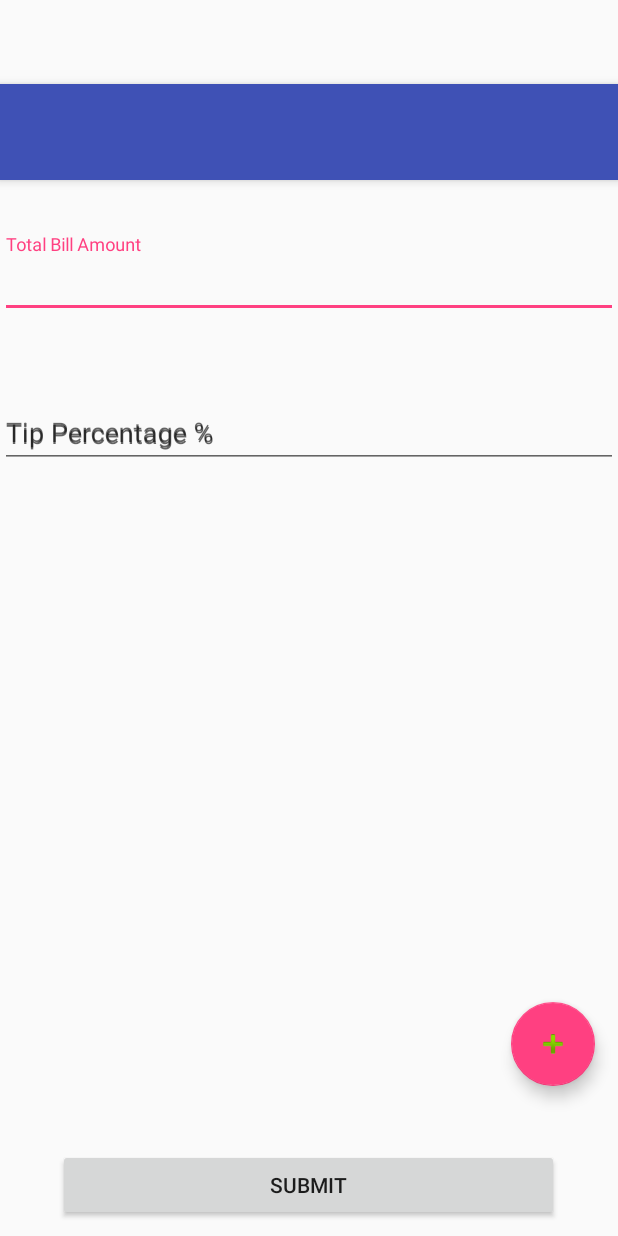
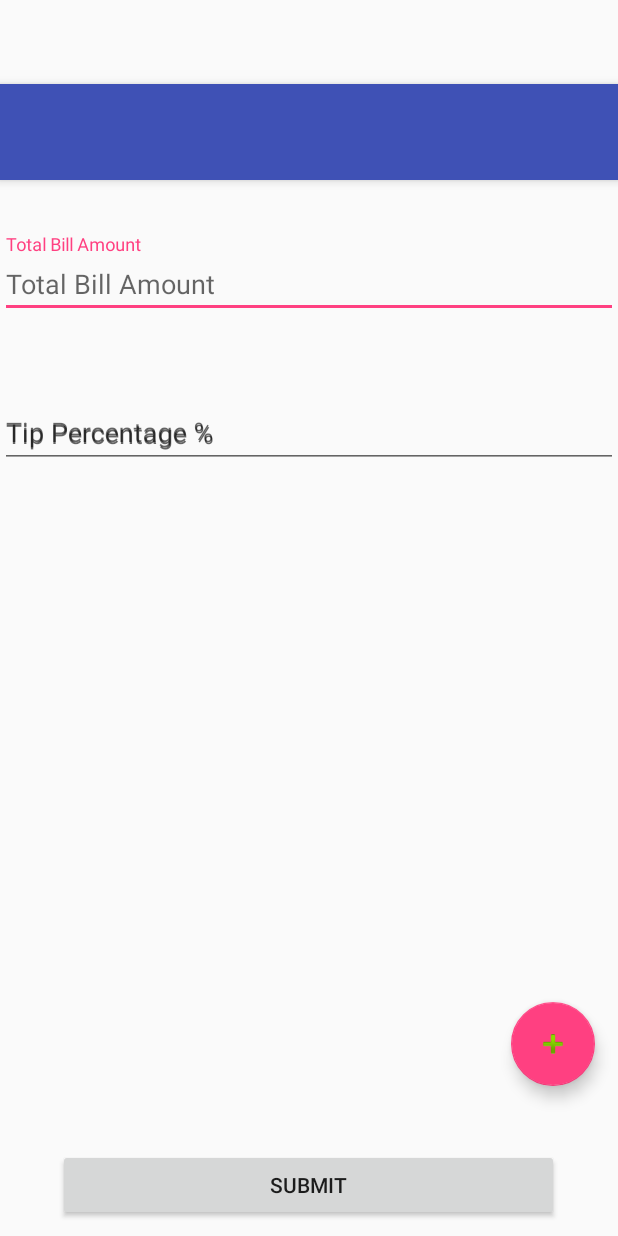
Before and after one commit to emmanuelfarrar/SimpleCalculator, an Android app: the layout activity_main.xml on its own in the app's theme, with its tools: preview values and no code run, on a phone screen of 412 x 824 dp. Run offline under Robolectric (Android 15) with nearby library versions, the phone set to English and light mode, and no system bars.

Commit message:
U03A1 - v1
First version of elements added to the activity for u03A1 requirements.

```diff
--- a/app/src/main/res/layout/activity_main.xml
+++ b/app/src/main/res/layout/activity_main.xml
@@ -31,10 +31,19 @@
         android:layout_width="wrap_content"
         android:layout_height="wrap_content" />
 
+    <ImageView
+        android:id="@+id/imageView2"
+        android:layout_width="wrap_content"
+        android:layout_height="wrap_content"
+        android:layout_marginTop="10dp"
+        app:srcCompat="@mipmap/ic_launcher" />
+
     <android.support.design.widget.TextInputLayout
+        android:id="@+id/totalInput"
         android:layout_width="match_parent"
         android:layout_height="match_parent"
-        android:layout_marginTop="100dp">
+        android:layout_marginTop="100dp"
+        android:hint="Total Bill Amount">
 
         <android.support.design.widget.TextInputEditText
             android:id="@+id/totalInput"
```
